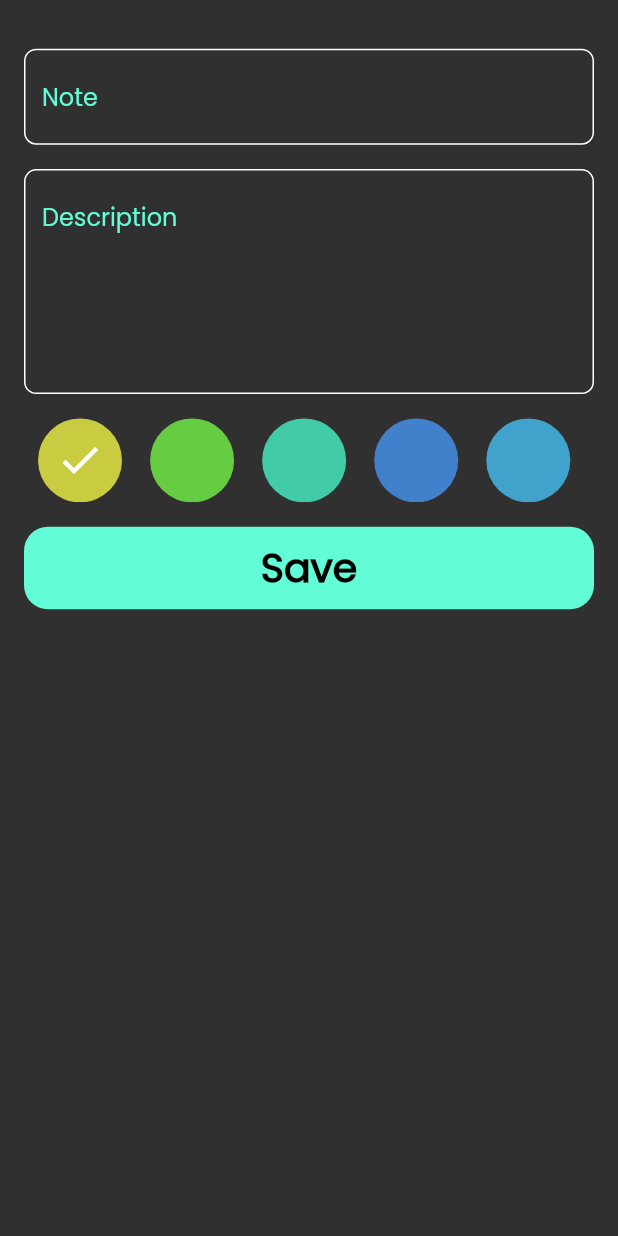
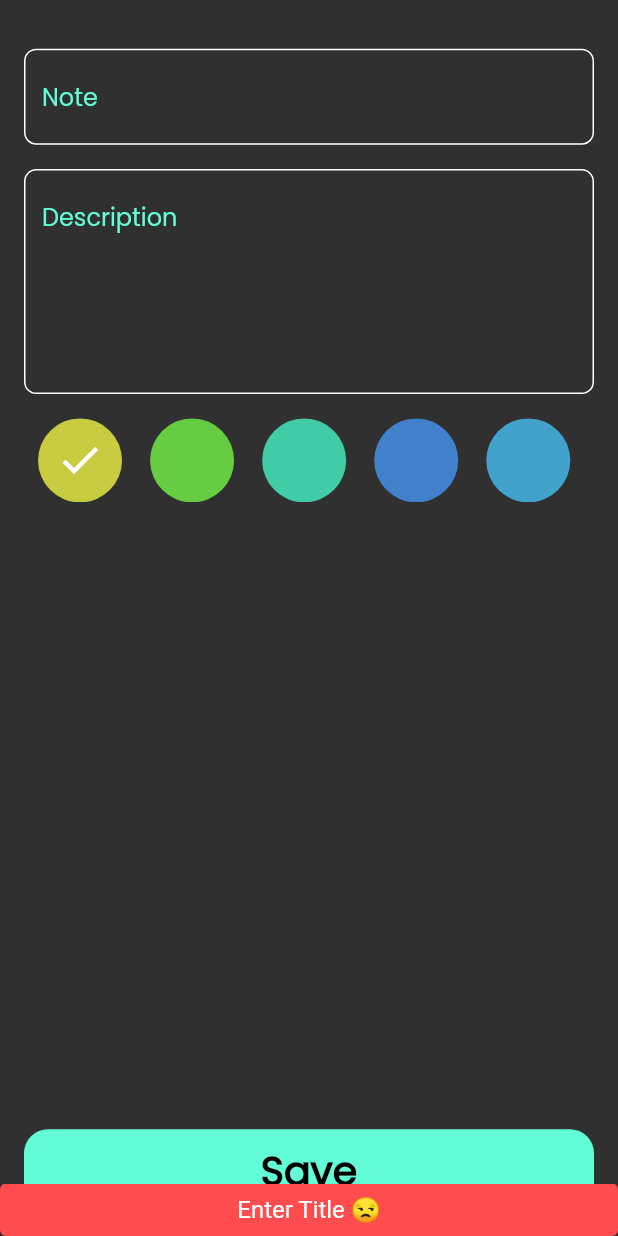
Before and after one commit to alaaRashed2001/note_app, a Flutter app: the AddNoteBottomSheet widget shown alone on an empty page, opened directly, after a tap on "Save", on a phone screen of 412 x 824 dp. Run offline on Flutter 3.47's test engine with Material 2 defaults, Android fonts, the phone set to English and light mode, and no system bars; our stand-ins replace flutter_screenutil, font_awesome_flutter, sqflite; accounts and stored records are empty; generated files the repository leaves out were written again.

Commit message:
Perform Create New Note

```diff
--- /dev/null
+++ b/lib/Helpers/snackbar.dart
@@ -0,0 +1,35 @@
+import 'package:flutter/material.dart';
+
+mixin SnackBarHelper {
+  void showSnackBar(
+      BuildContext context, {
+        required String message,
+        required bool error,
+        int duration = 4,
+      }) {
+    ScaffoldMessenger.of(context).showSnackBar(
+      SnackBar(
+        content: Text(
+          message,
+          style: const TextStyle(
+            color: Colors.white,
+            fontSize: 16,
+          ),
+          textAlign: TextAlign.center,
+        ),
+        backgroundColor:
+        error ? const Color(0xffff4d4f) : const Color(0xff52c41a),
+        behavior: SnackBarBehavior.floating,
+        duration: Duration(seconds: duration),
+        // shape: RoundedRectangleBorder(borderRadius: BorderRadius.circular(25.r)),
+        padding: const EdgeInsets.symmetric(
+          horizontal: 10,
+          vertical: 8,
+        ),
+        margin: EdgeInsets.zero,
+        elevation: 10,
+        dismissDirection: DismissDirection.horizontal,
+      ),
+    );
+  }
+}
--- a/lib/Widgets/add_note_bottom_sheet.dart
+++ b/lib/Widgets/add_note_bottom_sheet.dart
@@ -1,10 +1,12 @@
 import 'package:flutter/cupertino.dart';
 import 'package:flutter_screenutil/flutter_screenutil.dart';
+import 'package:note_app/Helpers/snackbar.dart';
 
+import '../DataBase/Colntroller/notes_controller.dart';
+import '../Models/note_model.dart';
 import 'colors_listview.dart';
 import 'custom_button.dart';
 import 'custom_text_field.dart';
-
 
 class AddNoteBottomSheet extends StatefulWidget {
   const AddNoteBottomSheet({Key? key}) : super(key: key);
@@ -13,7 +15,8 @@ class AddNoteBottomSheet extends StatefulWidget {
   State<AddNoteBottomSheet> createState() => _AddNoteBottomSheetState();
 }
 
-class _AddNoteBottomSheetState extends State<AddNoteBottomSheet> {
+class _AddNoteBottomSheetState extends State<AddNoteBottomSheet>
+    with SnackBarHelper {
   late TextEditingController noteEditingController;
 
   late TextEditingController descriptionEditingController;
@@ -24,42 +27,98 @@ bool isLoading = false;
     noteEditingController = TextEditingController();
     descriptionEditingController = TextEditingController();
   }
+
   @override
   void dispose() {
     noteEditingController.dispose();
     descriptionEditingController.dispose();
     super.dispose();
   }
+
   @override
   Widget build(BuildContext context) {
-    return  Padding(
+    return Padding(
       padding: const EdgeInsets.symmetric(horizontal: 16),
-      child: SingleChildScrollView(
       child: Column(
-          children:  [
-             SizedBox(height: 32.h,),
+        children: [
+          Expanded(
+            child: ListView(
+             shrinkWrap: true,
+              children: [
+                SizedBox(
+                  height: 32.h,
+                ),
                 CustomTextField(
                   controller: noteEditingController,
                   hint: 'Note',
                 ),
-             SizedBox(height: 16.h,),
+                SizedBox(
+                  height: 16.h,
+                ),
                 CustomTextField(
                   controller: descriptionEditingController,
                   hint: 'Description',
                   maxLines: 5,
                 ),
-             SizedBox(height: 16.h,),
+                SizedBox(
+                  height: 16.h,
+                ),
                 const ColorsListView(),
-             SizedBox(height: 16.h,),
-             CustomButton(
-               isLoading: isLoading,
-               onPressed: (){},
-               buttonName: 'Save',
-             ),
-             SizedBox(height: 16.h,),
+
               ],
             ),
           ),
+          SizedBox(
+            height: 16.h,
+          ),
+          CustomButton(
+            isLoading: isLoading,
+            onPressed: () async {
+              await performCrateNote();
+            },
+            buttonName: 'Save',
+          ),
+          SizedBox(
+            height: 16.h,
+          ),
+        ],
+      ),
     );
   }
+
+  Future<void> performCrateNote() async {
+    if (checkData()) {
+      await crateNote();
     }
+  }
+
+  Future<void> crateNote() async {
+    var status = await NotesDBController().createNote(note);
+    if (status > 0) {
+      showSnackBar(context, message: 'Done ❤', error: false);
+      Navigator.of(context).pop();
+    } else {
+      showSnackBar(context, message: 'Error 😒', error: true);
+    }
+  }
+
+  NoteModel get note {
+    NoteModel noteModel = NoteModel();
+    noteModel.title = noteEditingController.text;
+    noteModel.subTitle = descriptionEditingController.text;
+    noteModel.date = '';
+    noteModel.color = 1;
+    return noteModel;
+  }
+
+  bool checkData() {
+    if (noteEditingController.text.isEmpty) {
+      showSnackBar(context, message: 'Enter Title 😒', error: true);
+      return false;
+    } else if (descriptionEditingController.text.isEmpty) {
+      showSnackBar(context, message: 'Enter Description  😒', error: true);
+      return false;
+    }
+    return true;
+  }
+}
```
Lines whose indentation alone changed are shown as unchanged.
